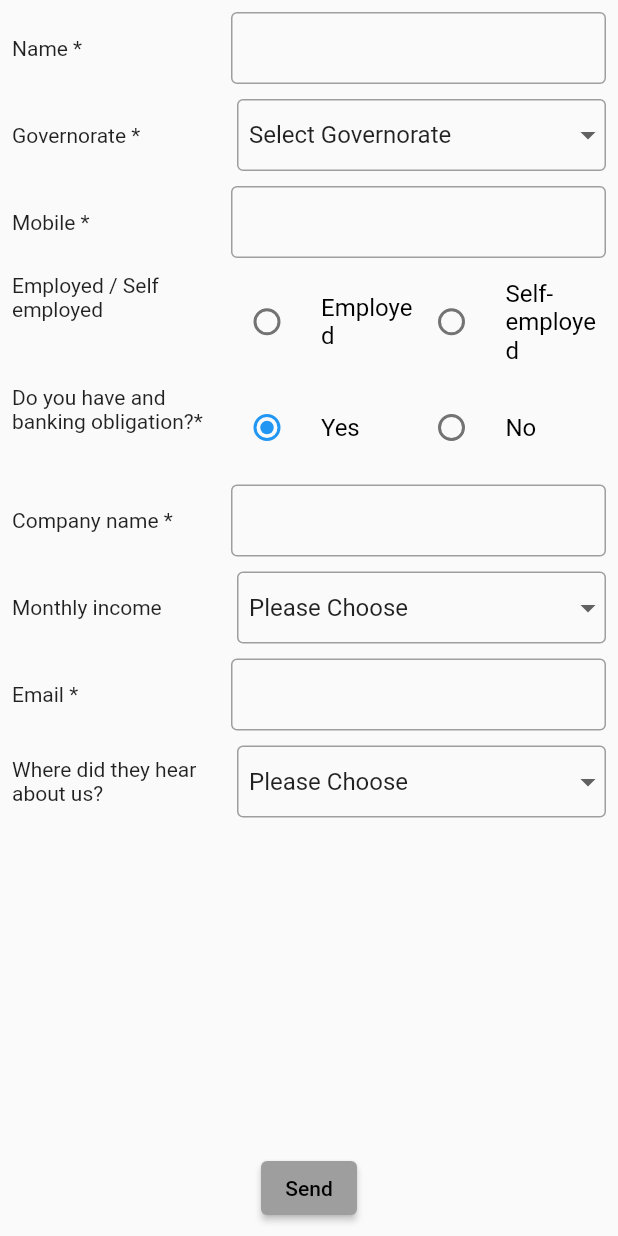
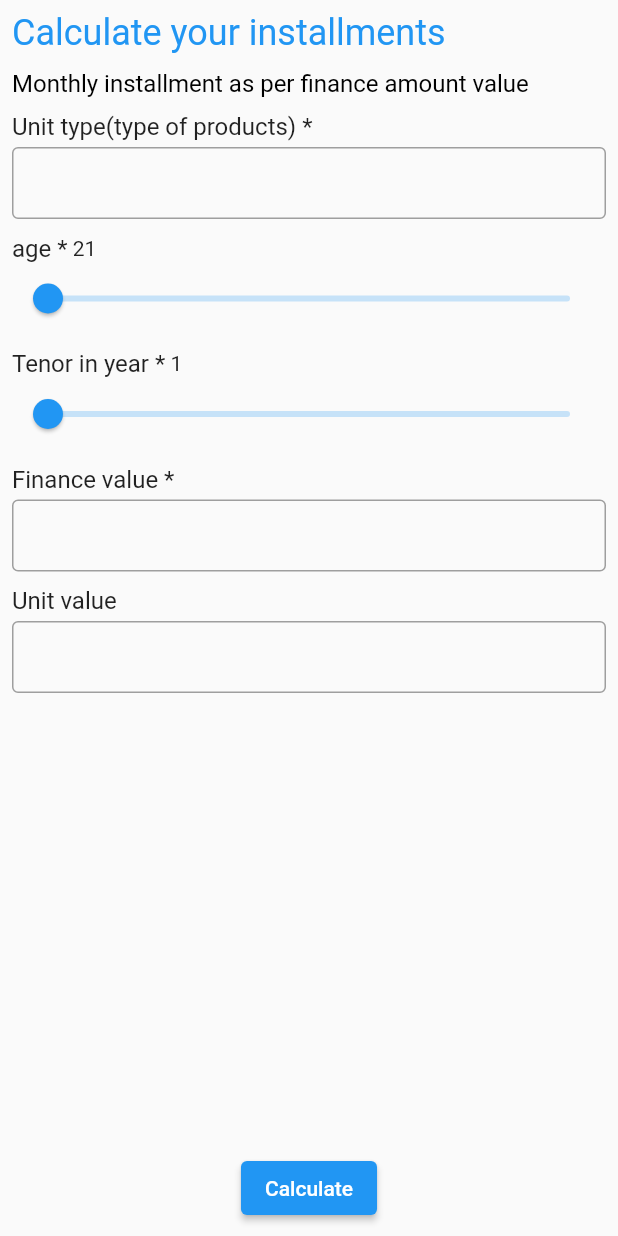
Before and after one commit to AmrMahm0ud/empoweromics, a Flutter app: the screen it shows after launch, on a phone screen of 412 x 824 dp. Run offline on Flutter 3.47's test engine with Material 2 defaults, Android fonts, the phone set to English and light mode, and no system bars; our stand-ins replace equatable, firebase_auth, firebase_core, flutter_bloc, flutter_svg, get_it and 2 more; missing offline and left inert: flutter_facebook_auth; accounts and stored records are empty.

Commit message:
finsih installment calcultor ui screen

```diff
--- a/lib/main.dart
+++ b/lib/main.dart
@@ -5,6 +5,7 @@ import 'package:empowero/src/data/sources/local/empoweromics/database/personal_i
 import 'package:empowero/src/di/injector.dart';
 import 'package:empowero/src/presentation/bloc/authentication/authentication_bloc.dart';
 import 'package:empowero/src/presentation/bloc/personal_information/personal_information_bloc.dart';
+import 'package:empowero/src/presentation/screen/main/installment_calculator/installment_calculator_screen.dart';
 import 'package:empowero/src/presentation/screen/personal_information/personal_information_screen.dart';
 import 'package:firebase_core/firebase_core.dart';
 import 'package:flutter/material.dart';
@@ -39,7 +40,7 @@ class MyApp extends StatelessWidget {
         debugShowCheckedModeBanner: false,
         title: 'Empoweromics',
         theme: getApplicationTheme(),
-        home: const PersonalInformationScreen(),
+        home: const InstallmentCalculatorScreen(),
       ),
     );
   }
--- /dev/null
+++ b/lib/src/presentation/screen/main/installment_calculator/installment_calculator_screen.dart
@@ -0,0 +1,91 @@
+import 'package:empowero/src/presentation/screen/main/installment_calculator/widgets/slider_widget.dart';
+import 'package:empowero/src/presentation/screen/main/installment_calculator/widgets/text_filed_with_header_widget.dart';
+import 'package:flutter/material.dart';
+
+class InstallmentCalculatorScreen extends StatefulWidget {
+  const InstallmentCalculatorScreen({Key? key}) : super(key: key);
+
+  @override
+  State<InstallmentCalculatorScreen> createState() =>
+      _InstallmentCalculatorScreenState();
+}
+
+class _InstallmentCalculatorScreenState
+    extends State<InstallmentCalculatorScreen> {
+  TextEditingController unitTypeController = TextEditingController();
+  TextEditingController financeValueController = TextEditingController();
+  TextEditingController unitValueController = TextEditingController();
+
+  @override
+  Widget build(BuildContext context) {
+    return SafeArea(
+      child: Scaffold(
+        body: _buildScreen(),
+      ),
+    );
+  }
+
+  Widget _buildScreen() {
+    return CustomScrollView(
+      slivers: [
+        SliverFillRemaining(
+          hasScrollBody: false,
+          child: Padding(
+            padding: const EdgeInsets.all(8.0),
+            child: Column(
+              crossAxisAlignment: CrossAxisAlignment.start,
+              children: [
+                const Text("Calculate your installments",
+                    style: TextStyle(fontSize: 24, color: Colors.blue)),
+                const SizedBox(height: 10),
+                const Text("Monthly installment as per finance amount value ",
+                    style: TextStyle(fontSize: 16, color: Colors.black)),
+                const SizedBox(height: 10),
+                TextFiledWithHeaderWidget(
+                  onChange: (value) {},
+                  controller: unitTypeController,
+                  headerText: "Unit type(type of products) *",
+                ),
+                const SizedBox(height: 10),
+                SliderWidget(
+                    title: "age *",
+                    maxRange: 65,
+                    minRange: 21,
+                    sliderValue: 21),
+                const SizedBox(height: 10),
+                SliderWidget(
+                    title: "Tenor in year *",
+                    maxRange: 100,
+                    minRange: 1,
+                    sliderValue: 1),
+                const SizedBox(height: 10),
+                TextFiledWithHeaderWidget(
+                  onChange: (value) {},
+                  controller: financeValueController,
+                  headerText: "Finance value *",
+                ),
+                const SizedBox(height: 10),
+                TextFiledWithHeaderWidget(
+                    onChange: (value) {},
+                    controller: unitValueController,
+                    headerText: "Unit value"),
+                const SizedBox(height: 10),
+                const Spacer(),
+                Center(
+                  child: ElevatedButton(
+                    style: ElevatedButton.styleFrom(backgroundColor: Colors.blue),
+                    onPressed: () {},
+                    child: const Text(
+                      "Calculate",
+                      style: TextStyle(color: Colors.white),
+                    ),
+                  ),
+                )
+              ],
+            ),
+          ),
+        ),
+      ],
+    );
+  }
+}
--- /dev/null
+++ b/lib/src/presentation/screen/main/installment_calculator/widgets/slider_widget.dart
@@ -0,0 +1,45 @@
+import 'package:flutter/material.dart';
+
+class SliderWidget extends StatefulWidget {
+  final double minRange, maxRange;
+  double sliderValue;
+  final String title;
+
+  SliderWidget(
+      {Key? key,
+      required this.maxRange,
+      required this.minRange,
+      required this.sliderValue,
+      required this.title})
+      : super(key: key);
+
+  @override
+  State<SliderWidget> createState() => _SliderWidgetState();
+}
+
+class _SliderWidgetState extends State<SliderWidget> {
+  @override
+  Widget build(BuildContext context) {
+    return Column(
+      children: [
+        Row(
+          children: [
+            Text(
+              widget.title,
+              style: const TextStyle(fontSize: 16),
+            ),
+            Text(" ${widget.sliderValue.toInt()}"),
+          ],
+        ),
+        Slider(
+          value: widget.sliderValue,
+          onChanged: (value) {
+            setState(() => widget.sliderValue = value);
+          },
+          min: widget.minRange,
+          max: widget.maxRange,
+        )
+      ],
+    );
+  }
+}
--- /dev/null
+++ b/lib/src/presentation/screen/main/installment_calculator/widgets/text_filed_with_header_widget.dart
@@ -0,0 +1,33 @@
+import 'package:empowero/src/presentation/screen/personal_information/widgets/custom_text_field_widget.dart';
+import 'package:flutter/material.dart';
+
+class TextFiledWithHeaderWidget extends StatelessWidget {
+  final String headerText;
+  final String? errorMessage;
+  final Function(String) onChange;
+  TextEditingController controller;
+
+  TextFiledWithHeaderWidget(
+      {Key? key,
+      required this.headerText,
+      this.errorMessage,
+      required this.onChange,
+      required this.controller})
+      : super(key: key);
+
+  @override
+  Widget build(BuildContext context) {
+    return Column(
+      crossAxisAlignment: CrossAxisAlignment.start,
+      children: [
+        Text(headerText, style: const TextStyle(fontSize: 16)),
+        const SizedBox(height: 4),
+        CustomTextFieldWidget(
+          controller: controller,
+          onChange: onChange,
+          errorMessage: errorMessage,
+        )
+      ],
+    );
+  }
+}
```
